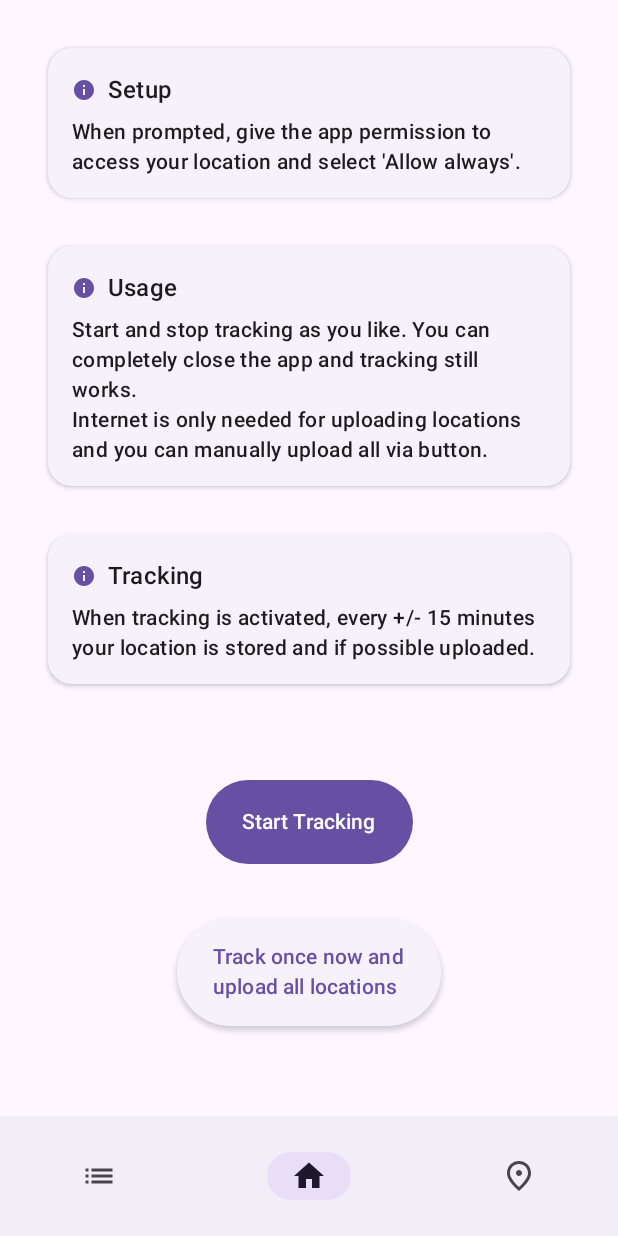
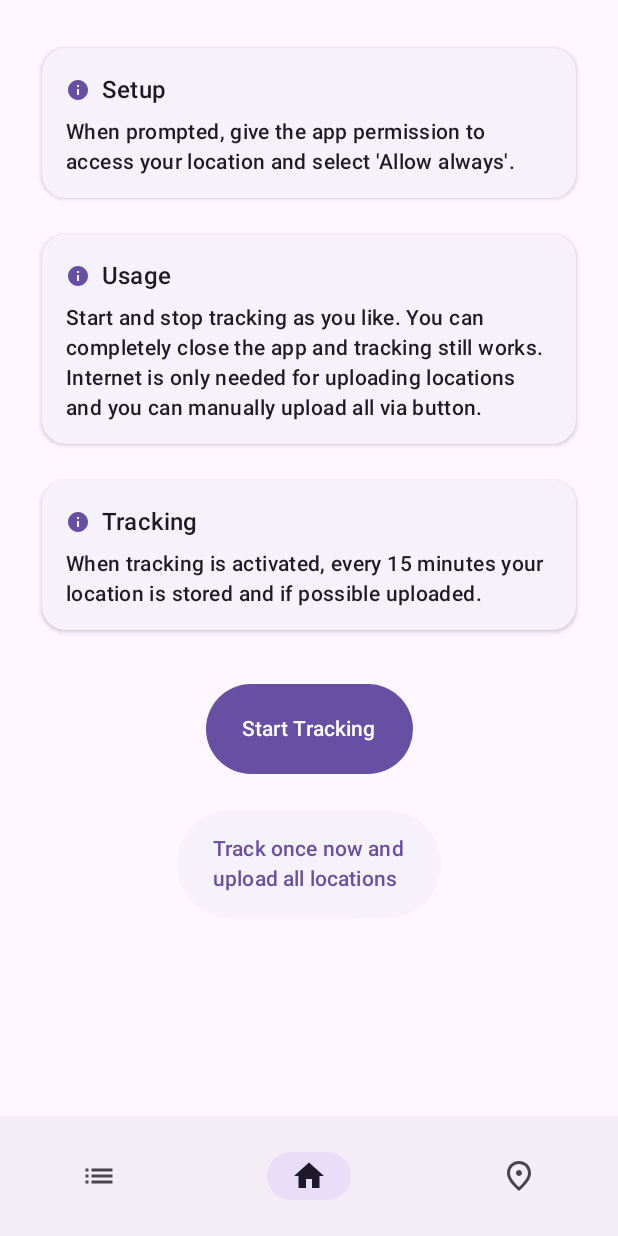
Before and after one commit to lchristmann/Tracker, an Android app built with Jetpack Compose: the screen it shows after launch (MainActivity), on a phone screen of 412 x 824 dp. Run offline under Robolectric (Android 15) with nearby library versions, the phone set to English and light mode, and no system bars.

Commit message:
ui: fix padding + elements hiding under bottomNavBar

```diff
--- a/app/src/main/java/com/lchristmann/tracker/MainActivity.kt
+++ b/app/src/main/java/com/lchristmann/tracker/MainActivity.kt
@@ -7,6 +7,7 @@ import androidx.activity.compose.setContent
 import androidx.activity.enableEdgeToEdge
 import androidx.compose.foundation.layout.WindowInsets
 import androidx.compose.foundation.layout.fillMaxSize
+import androidx.compose.foundation.layout.padding
 import androidx.compose.foundation.layout.systemBars
 import androidx.compose.foundation.layout.windowInsetsPadding
 import androidx.compose.material.icons.Icons
@@ -101,9 +102,9 @@ class MainActivity : ComponentActivity() {
                                 }
                             }
                         }
-                    ) {
+                    ) { paddingValues ->
                         // Set up navigation
-                        NavHost(navController = navController, startDestination = Screen.Home.route) {
+                        NavHost(navController = navController, startDestination = Screen.Home.route, modifier = Modifier.padding(paddingValues)) {
                             composable(Screen.Home.route) {
                                 HomeScreen()  // HomeScreen composable
                             }
--- a/app/src/main/java/com/lchristmann/tracker/screens/HomeScreen.kt
+++ b/app/src/main/java/com/lchristmann/tracker/screens/HomeScreen.kt
@@ -5,11 +5,13 @@ import android.util.Log
 import android.widget.Toast
 import androidx.activity.compose.rememberLauncherForActivityResult
 import androidx.activity.result.contract.ActivityResultContracts
+import androidx.compose.foundation.layout.Arrangement
 import androidx.compose.foundation.layout.Column
-import androidx.compose.foundation.layout.Spacer
 import androidx.compose.foundation.layout.fillMaxSize
 import androidx.compose.foundation.layout.height
 import androidx.compose.foundation.layout.padding
+import androidx.compose.foundation.rememberScrollState
+import androidx.compose.foundation.verticalScroll
 import androidx.compose.material3.Button
 import androidx.compose.material3.ButtonDefaults
 import androidx.compose.material3.ElevatedButton
@@ -106,8 +108,10 @@ fun HomeScreen() {
     // --------------------------------- The UI of the App ---------------------------------
     Column(modifier = Modifier
         .fillMaxSize()
-        .padding(16.dp),
-        horizontalAlignment = Alignment.CenterHorizontally) {
+        .verticalScroll(rememberScrollState())
+        .padding(12.dp, 32.dp),
+        horizontalAlignment = Alignment.CenterHorizontally,
+        verticalArrangement = Arrangement.spacedBy(24.dp)) {
 
         // Info boxes
         InfoBox(title = "Setup", description = "When prompted, give the app permission to access your location and select 'Allow always'.")
@@ -115,9 +119,7 @@ fun HomeScreen() {
             Start and stop tracking as you like. You can completely close the app and tracking still works.
             Internet is only needed for uploading locations and you can manually upload all via button.
         """.trimIndent())
-        InfoBox(title = "Tracking", description = "When tracking is activated, every +/- 15 minutes your location is stored and if possible uploaded.")
-
-        Spacer(modifier = Modifier.height(48.dp))
+        InfoBox(title = "Tracking", description = "When tracking is activated, every 15 minutes your location is stored and if possible uploaded.")
 
         // If tracking is active, show the "Stop Tracking" button, else show the "Start Tracking" button
         if (viewModel.isTracking.value) {
@@ -126,7 +128,7 @@ fun HomeScreen() {
                     WorkManager.getInstance(context).cancelUniqueWork("LocationTracking")
                     viewModel.stopTracking()
                 },
-                modifier = Modifier.height(56.dp)) { Text(text = "Stop Tracking") }
+                modifier = Modifier.height(72.dp).padding(top = 12.dp)) { Text(text = "Stop Tracking") }
         } else {
             Button(onClick = {
                 if (locationUtils.hasLocationPermission(context) && locationUtils.hasBackgroundLocationPermission(context)) {
@@ -140,10 +142,8 @@ fun HomeScreen() {
                     )
                 }
             },
-            modifier = Modifier.height(56.dp)) { Text(text = "Start Tracking") }
+            modifier = Modifier.height(72.dp).padding(top = 12.dp)) { Text(text = "Start Tracking") }
         }
-
-        Spacer(modifier = Modifier.height(36.dp))
 
         ElevatedButton(onClick = {
             Log.d("MainActivity.kt", "Track once now and upload all locations clicked")
@@ -160,6 +160,8 @@ fun HomeScreen() {
             }
         },
         elevation = ButtonDefaults.elevatedButtonElevation(defaultElevation = 2.dp),
-        modifier = Modifier.height(72.dp)) { Text(text = "Track once now and\nupload all locations") }
+        modifier = Modifier.height(72.dp)) {
+            Text(text = "Track once now and\nupload all locations")
+        }
     }
 }
--- a/app/src/main/java/com/lchristmann/tracker/screens/Infobox.kt
+++ b/app/src/main/java/com/lchristmann/tracker/screens/Infobox.kt
@@ -24,7 +24,7 @@ fun InfoBox(title: String, description: String) {
     ElevatedCard(
         modifier = Modifier
             .fillMaxWidth()
-            .padding(16.dp), // Add padding around the Card
+            .padding(horizontal = 16.dp), // Add padding around the Card
         elevation = CardDefaults.cardElevation(defaultElevation = 2.dp), // Slight elevation to make it stand out
     ) {
         Column(
```
